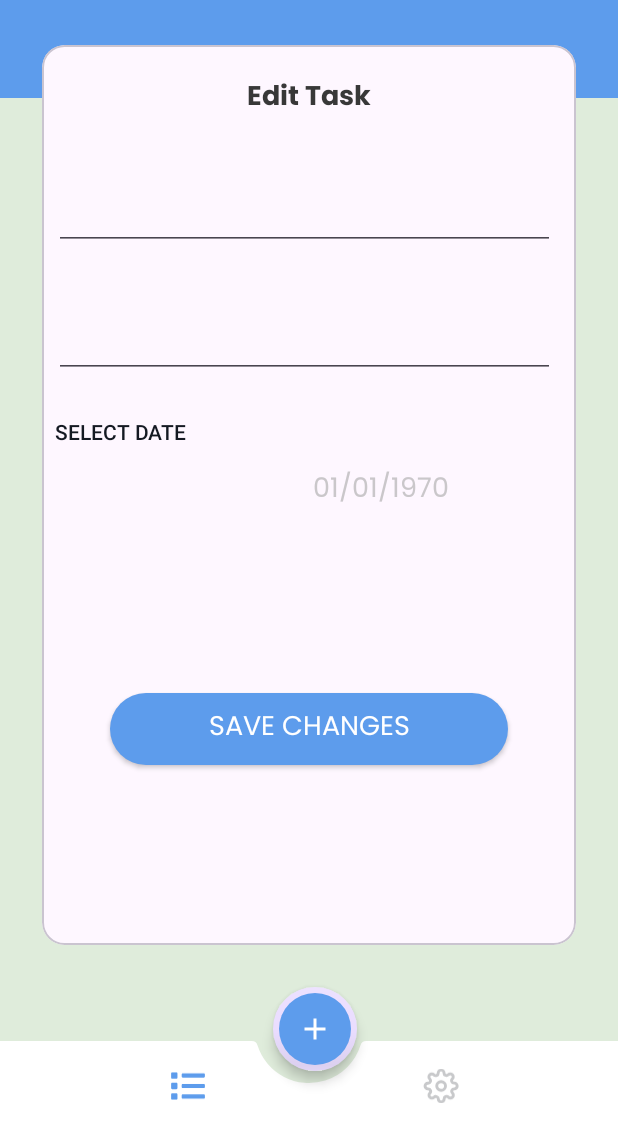
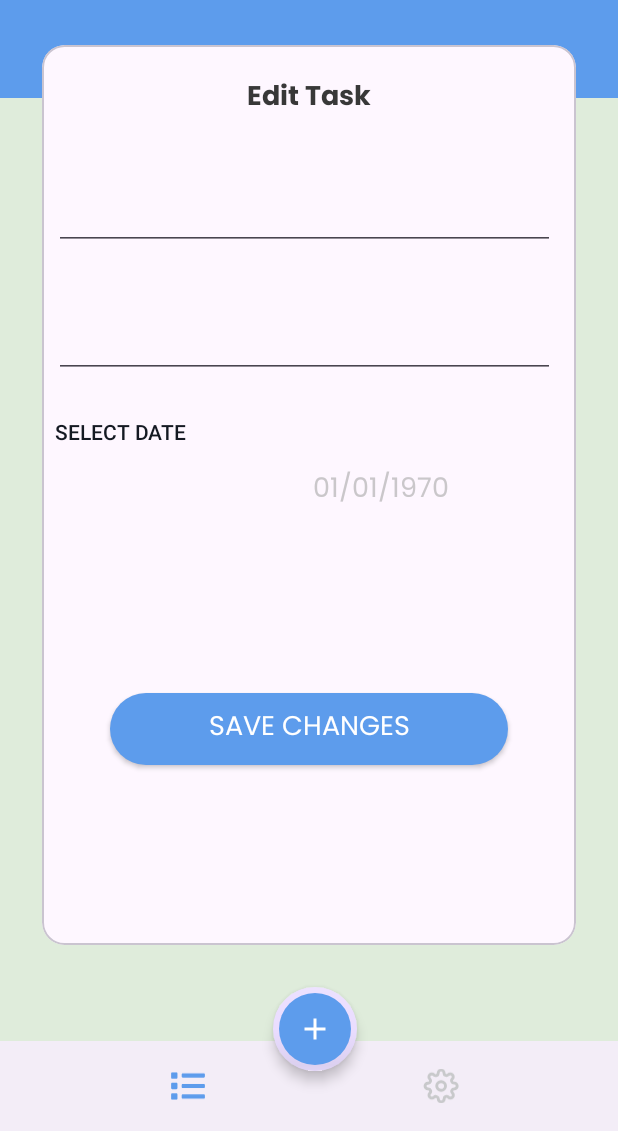
Before and after one commit to HADEER-ESS/ToDoApp_Android, an Android app: the EditScreenFragment screen opened through its navigation route, on a phone screen of 412 x 824 dp, the part 105-1236 px from its top. Run offline under Robolectric (Android 15) with nearby library versions, the phone set to English and light mode, and no system bars; our stand-ins replace Room's generated code; libraries missing offline, so code that uses them is left out: com.kizitonwose.calendar; 5 statements that could not run were skipped.

Commit message:
$ customize screens and color for screen-shots

```diff
--- a/app/src/main/res/layout/activity_main.xml
+++ b/app/src/main/res/layout/activity_main.xml
@@ -22,7 +22,7 @@
             android:id="@+id/stack_toolbar"
             android:background="@color/main_color"
             app:elevation="0dp">
-
+<!--            style="@style/bottom_app_bar_background"-->
             <TextView
                 android:id="@+id/main_title_tv"
                 android:layout_width="wrap_content"
@@ -37,7 +37,7 @@
     <com.google.android.material.bottomappbar.BottomAppBar
         android:id="@+id/bottom_app_bar"
         android:layout_width="match_parent"
-        style="@style/bottom_app_bar_background"
+
         android:layout_height="60dp"
         android:layout_gravity="bottom"
         app:fabAnchorMode="cradle"
@@ -54,7 +54,7 @@
             android:layout_gravity="bottom"
             android:layout_margin="0dp"
             android:clipToPadding="true"
-            app:backgroundTint="@android:color/transparent"
+            android:backgroundTint="@color/transparent"
             app:elevation="0dp"
             app:itemActiveIndicatorStyle="@null"
             app:itemBackground="@null"
--- a/app/src/main/res/layout/calender_day_item.xml
+++ b/app/src/main/res/layout/calender_day_item.xml
@@ -4,6 +4,7 @@
     xmlns:android="http://schemas.android.com/apk/res/android"
     android:layout_width="wrap_content"
     android:layout_height="wrap_content"
+    android:backgroundTint="@color/white"
     xmlns:app="http://schemas.android.com/apk/res-auto"
     xmlns:tools="http://schemas.android.com/tools"
     >
--- a/app/src/main/res/values-night/colors.xml
+++ b/app/src/main/res/values-night/colors.xml
@@ -1,6 +1,8 @@
 <?xml version="1.0" encoding="utf-8"?>
 <resources>
     <color name="white">#141922</color>
+    <color name="black">#ffffff</color>
+    <color name="add_task_title">#ffffff</color>
     <color name="setting_title">#FFFFFF</color>
     <color name="main_color">#5D9CEC</color>
     <color name="done_green">#61E757</color>
--- a/app/src/main/res/values-night/themes.xml
+++ b/app/src/main/res/values-night/themes.xml
@@ -12,7 +12,7 @@
 
     <!--    Bottom App Bar background-->
     <style name="bottom_app_bar_background">
-        <item name="android:backgroundTint">@color/black</item>
+        <item name="android:backgroundTint">@color/white</item>
 <!--        <item name="itemIconSize">25dp</item>
 "Widget.MaterialComponents.BottomNavigationView"
 -->
```
